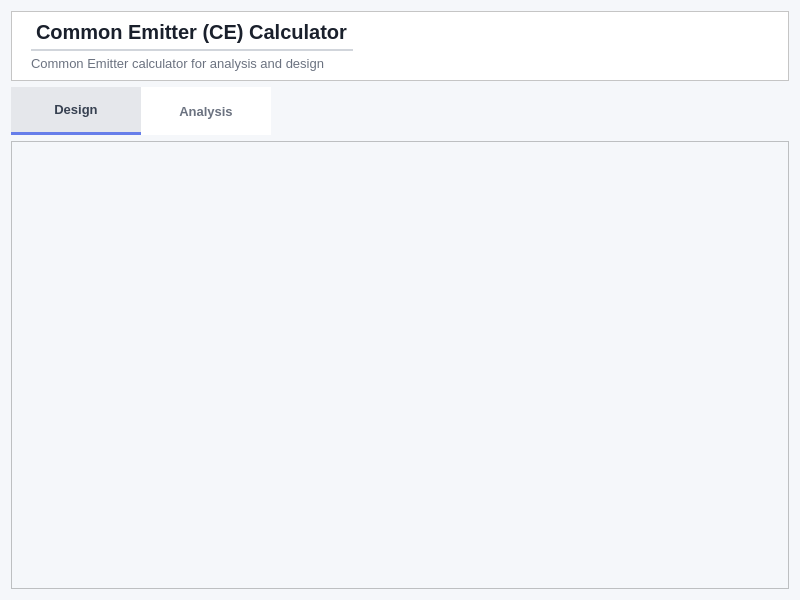
Above: ui/ce_cc_analysis_design/design_analysis_menu.ui from Yasser-Daffa/ee311-transistor-calc before the change. Below: the same form after it.
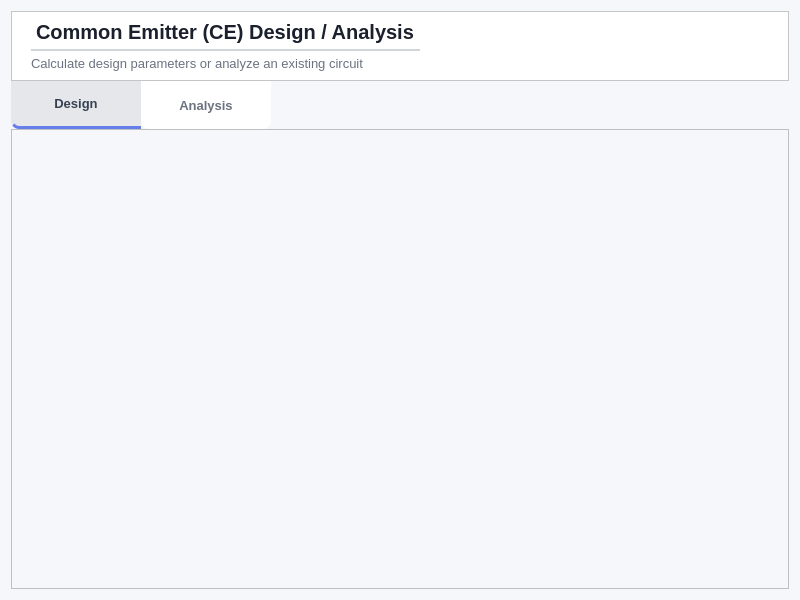
That is the form after the change.

Commit message: Progress: Design+Analysis Done for ce+cc, + main dashboards Done

What changed in the file:
```diff
--- a/ui/ce_cc_analysis_design/design_analysis_menu.ui
+++ b/ui/ce_cc_analysis_design/design_analysis_menu.ui
@@ -17,6 +17,9 @@
    <string notr="true">background-color: #f5f7fa;</string>
   </property>
   <layout class="QVBoxLayout" name="verticalLayout">
+   <property name="spacing">
+    <number>0</number>
+   </property>
    <item>
     <widget class="QFrame" name="topBarFrame">
      <property name="sizePolicy">
@@ -89,7 +92,7 @@
 }</string>
           </property>
           <property name="text">
-           <string>Common Emitter (CE) Calculator</string>
+           <string>Common Emitter (CE) Design / Analysis</string>
           </property>
          </widget>
         </item>
@@ -104,7 +107,7 @@
 }</string>
           </property>
           <property name="text">
-           <string>Common Emitter calculator for analysis and design</string>
+           <string>Calculate design parameters or analyze an existing circuit</string>
           </property>
          </widget>
         </item>
@@ -158,7 +161,13 @@
         <string notr="true">QPushButton {
     background-color: #ffffff;
     border: none;
-    border-radius: 0px;
+    
+    /* Only the bottom-left is rounded */
+    border-bottom-left-radius: 8px;
+    border-top-left-radius: 0px;
+    border-top-right-radius: 0px;
+    border-bottom-right-radius: 0px;
+
     color: #6b7280;
     font-size: 13px;
     font-weight: 500;
@@ -172,7 +181,7 @@
     color: #667EEA;
 }
 
-/* While clicking → transparent */
+/* While clicking */
 QPushButton:pressed {
     background-color: transparent;
 }
@@ -183,6 +192,7 @@
     color: #374151;
     font-weight: 600;
 
+    /* The blue line will now follow the bottom-left curve */
     border-bottom: 3px solid #667EEA;
 }</string>
        </property>
@@ -227,7 +237,15 @@
         <string notr="true">QPushButton {
     background-color: #ffffff;
     border: none;
-    border-radius: 0px;
+    
+    /* Rounding both bottom corners */
+    border-bottom-left-radius: 8px;
+    border-bottom-right-radius: 8px;
+    
+    /* Keeping top corners sharp */
+    border-top-left-radius: 0px;
+    border-top-right-radius: 0px;
+
     color: #6b7280;
     font-size: 13px;
     font-weight: 500;
@@ -241,7 +259,7 @@
     color: #667EEA;
 }
 
-/* While clicking → transparent */
+/* While clicking */
 QPushButton:pressed {
     background-color: transparent;
 }
@@ -252,6 +270,7 @@
     color: #374151;
     font-weight: 600;
 
+    /* The blue line now wraps around both bottom curves */
     border-bottom: 3px solid #667EEA;
 }</string>
        </property>
@@ -361,7 +380,7 @@
         <x>0</x>
         <y>0</y>
         <width>782</width>
-        <height>450</height>
+        <height>462</height>
        </rect>
       </property>
       <layout class="QHBoxLayout" name="horizontalLayout_2">
```
The commit also changes 16 other files.
